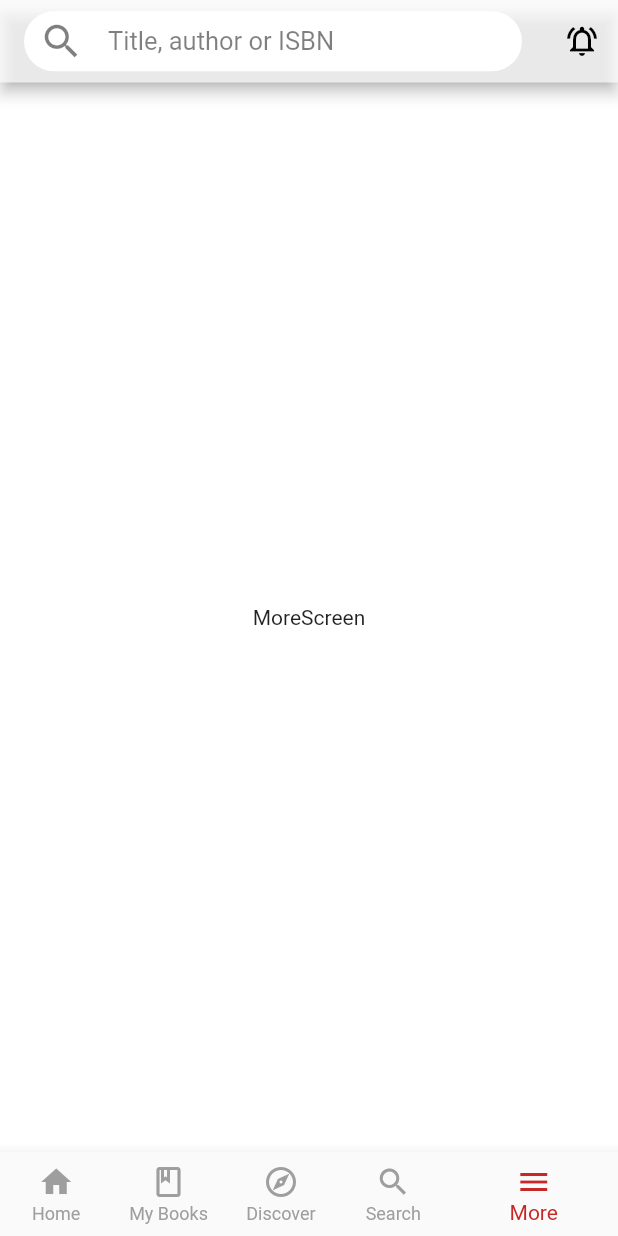
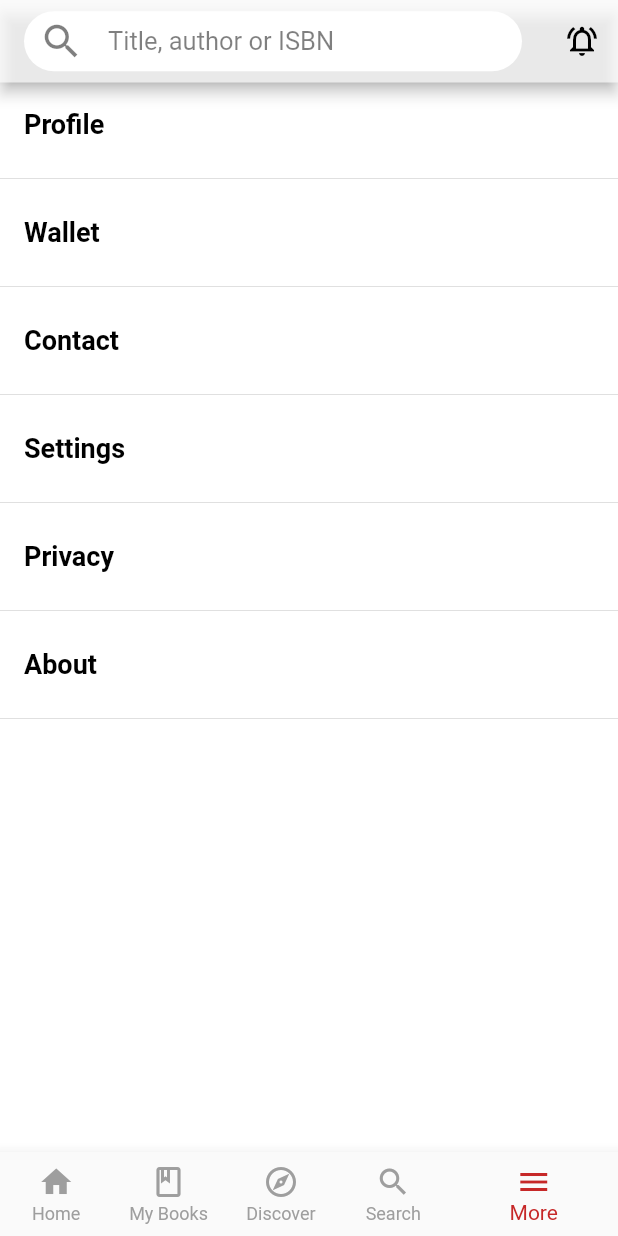
Before and after one commit to xaakib/ebook_library, a Flutter app: the screen it shows after launch, item 5 of the bottom bar chosen, on a phone screen of 412 x 824 dp. Run offline on Flutter 3.47's test engine with Material 2 defaults, Android fonts, the phone set to English and light mode, and no system bars; our stand-ins replace flutter_rating_bar, get; network calls fail.

Commit message:
author profile done

```diff
--- a/lib/main.dart
+++ b/lib/main.dart
@@ -1,4 +1,5 @@
 import 'package:flutter/material.dart';
+import 'package:get/get.dart';
 
 import 'screens/home_screen.dart';
 import 'screens/main_screen.dart';
@@ -10,7 +11,7 @@ void main() {
 class MyApp extends StatelessWidget {
   @override
   Widget build(BuildContext context) {
-    return MaterialApp(
+    return GetMaterialApp(
       title: 'Ebook Library',
       debugShowCheckedModeBanner: false,
       theme: ThemeData(
--- a/lib/screens/more_screen.dart
+++ b/lib/screens/more_screen.dart
@@ -1,19 +1,53 @@
+import 'package:ebook_library/style/style.dart';
 import 'package:flutter/material.dart';
+import 'package:get/get.dart';
 
-class MoreScreen extends StatelessWidget {
+import 'author_profile_screen.dart';
+
+class MoreScreen extends StatefulWidget {
   const MoreScreen({Key? key}) : super(key: key);
+
+  @override
+  _MoreScreenState createState() => _MoreScreenState();
+}
+
+class _MoreScreenState extends State<MoreScreen> {
+  final List moreItems = [
+    'Profile',
+    'Wallet',
+    'Contact',
+    'Settings',
+    'Privacy',
+    'About'
+  ];
 
   @override
   Widget build(BuildContext context) {
     return Scaffold(
       body: Container(
-        height: double.infinity,
-        width: double.infinity,
-        color: Colors.white,
-        child: Center(
-          child: Text("MoreScreen"),
-        ),
-      ),
+          height: double.infinity,
+          width: double.infinity,
+          color: Colors.white,
+          child: ListView.builder(
+              itemCount: moreItems.length,
+              itemBuilder: (context, index) {
+                return InkWell(
+                  onTap: () {
+                    Get.to(AuthorProfileScreen());
+                  },
+                  child: Column(
+                    children: [
+                      ListTile(
+                        title: Text(
+                          moreItems[index],
+                          style: texstyleBoldBlack,
+                        ),
+                      ),
+                      Divider(),
+                    ],
+                  ),
+                );
+              })),
     );
   }
 }
--- a/lib/style/style.dart
+++ b/lib/style/style.dart
@@ -8,3 +8,6 @@ TextStyle texstyleBoldBlack16 =
 
 TextStyle textsyleGreyNormal =
     TextStyle(fontWeight: FontWeight.normal, color: Colors.grey);
+
+TextStyle texstyleNormalGrey12 =
+    TextStyle(fontWeight: FontWeight.normal, color: Colors.black.withOpacity(0.5), fontSize: 12);
```
Also changed, not shown: lib/screens/author_profile_screen.dart (added, +264 -0 lines), pubspec.yaml (+3 -10 lines), pubspec.lock.
